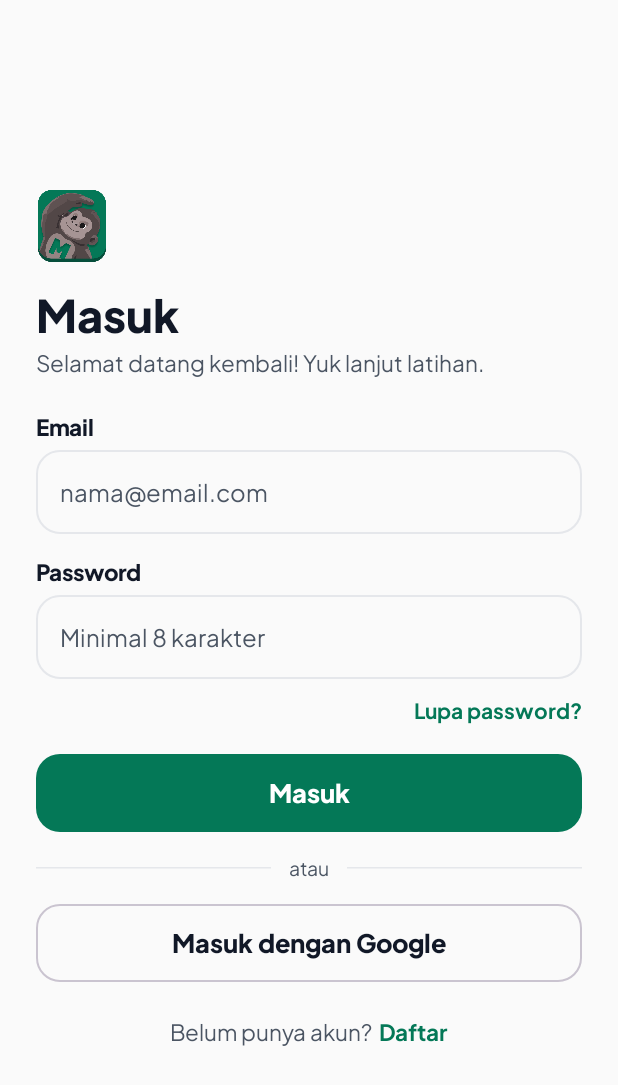
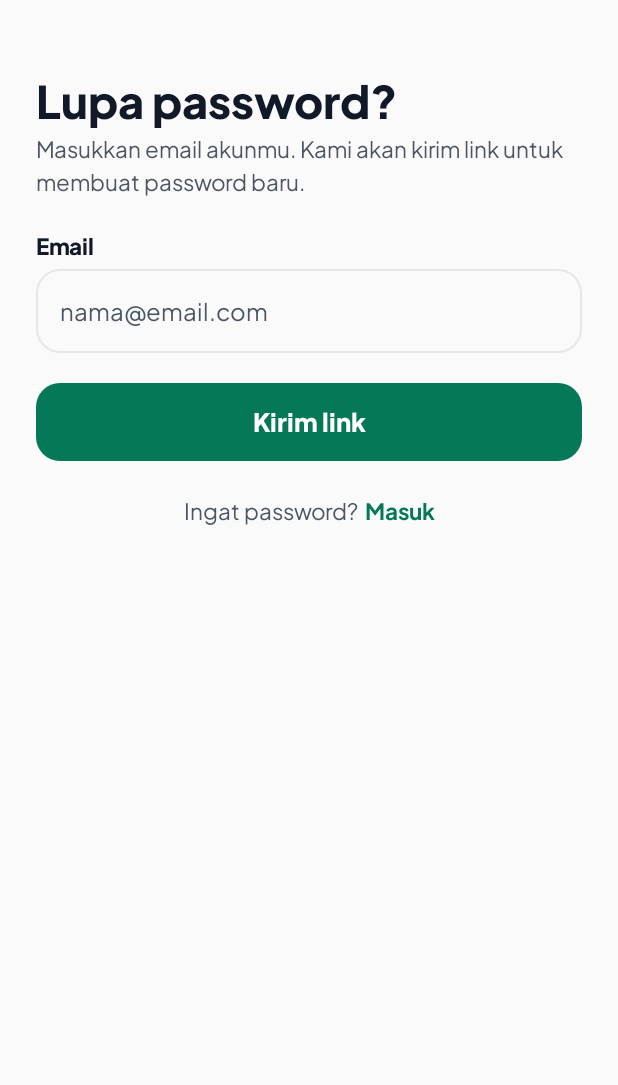
Before and after one commit to christiannathaniel365/MOVIT, an Android app built with Jetpack Compose: the screen it shows after launch (MainActivity), after a tap on "Lupa password?", on a phone screen of 412 x 824 dp. Shown: the top 1085 px of the screen. Run offline under Robolectric (Android 15) with nearby library versions, the phone set to English and light mode, and no system bars; our stand-ins replace Firebase (no records; nobody signed in at launch, a user with empty details on screens opened directly).

Commit message:
Tambah fitur lupa password

```diff
--- a/app/src/main/java/com/example/movit/ui/MovitApp.kt
+++ b/app/src/main/java/com/example/movit/ui/MovitApp.kt
@@ -7,11 +7,12 @@ import androidx.compose.runtime.getValue
 import androidx.compose.runtime.setValue
 import androidx.compose.runtime.saveable.rememberSaveable
 import com.example.movit.data.AuthRepository
+import com.example.movit.ui.auth.ForgotPasswordScreen
 import com.example.movit.ui.auth.LoginScreen
 import com.example.movit.ui.auth.RegisterScreen
 import com.example.movit.ui.main.MainScreen
 
-enum class AppScreen { LOGIN, REGISTER, MAIN }
+enum class AppScreen { LOGIN, REGISTER, FORGOT, MAIN }
 @Composable
 fun MovitApp() {
     val authRepo = remember { AuthRepository() }
@@ -25,6 +26,7 @@ fun MovitApp() {
         AppScreen.LOGIN -> LoginScreen(
             onLoggedIn = { screen = AppScreen.MAIN },
             onRegisterClick = { screen = AppScreen.REGISTER },
+            onForgotClick = {screen = AppScreen.FORGOT}
         )
         AppScreen.REGISTER -> RegisterScreen(
             onRegistered = { screen = AppScreen.MAIN },
@@ -36,6 +38,10 @@ fun MovitApp() {
                 screen = AppScreen.LOGIN
             },
         )
+
+        AppScreen.FORGOT -> ForgotPasswordScreen(
+            onBackClick = { screen = AppScreen.LOGIN }
+        )
     }
 
 
--- a/app/src/main/java/com/example/movit/ui/auth/AuthScreen.kt
+++ b/app/src/main/java/com/example/movit/ui/auth/AuthScreen.kt
@@ -41,6 +41,7 @@ fun RegisterScreen(
 fun LoginScreen(
     onLoggedIn: () -> Unit,
     onRegisterClick: () -> Unit,
+    onForgotClick: () -> Unit,
     viewModel: AuthViewModel = viewModel(),
 ) {
     // Baca papan skor dari ViewModel
@@ -64,6 +65,31 @@ fun LoginScreen(
             viewModel.resetState()   // bersihkan error sebelum pindah
             onRegisterClick()
         },
+        onForgotClick = {
+            viewModel.resetState()
+            onForgotClick()
+        }
     )
 
 }
+
+@Composable
+fun ForgotPasswordScreen(
+    onBackClick: () -> Unit,
+    viewModel: AuthViewModel = viewModel(),
+) {
+    val state by viewModel.uiState.collectAsState()
+
+    ForgotPasswordPage(
+        isLoading = state.isLoading,
+        errorMessage = state.errorMessage,
+        isSent = state.isSuccess,          // ingat: isSuccess dipakai sebagai tanda "link terkirim"
+        onSendClick = { email ->
+            viewModel.sendPasswordReset(email)
+        },
+        onBackClick = {
+            viewModel.resetState()                // reset dulu
+            onBackClick()                // baru kembali
+        },
+    )
+}
--- /dev/null
+++ b/app/src/main/java/com/example/movit/ui/auth/ForgotPasswordPage.kt
@@ -0,0 +1,177 @@
+package com.example.movit.ui.auth
+
+import androidx.compose.foundation.background
+import androidx.compose.foundation.border
+import androidx.compose.foundation.clickable
+import androidx.compose.foundation.layout.Arrangement
+import androidx.compose.foundation.layout.Column
+import androidx.compose.foundation.layout.Row
+import androidx.compose.foundation.layout.Spacer
+import androidx.compose.foundation.layout.fillMaxSize
+import androidx.compose.foundation.layout.fillMaxWidth
+import androidx.compose.foundation.layout.height
+import androidx.compose.foundation.layout.padding
+import androidx.compose.foundation.layout.size
+import androidx.compose.foundation.text.KeyboardOptions
+import androidx.compose.material3.Button
+import androidx.compose.material3.ButtonDefaults
+import androidx.compose.material3.CircularProgressIndicator
+import androidx.compose.material3.MaterialTheme
+import androidx.compose.material3.OutlinedTextField
+import androidx.compose.material3.Text
+import androidx.compose.runtime.Composable
+import androidx.compose.runtime.getValue
+import androidx.compose.runtime.mutableStateOf
+import androidx.compose.runtime.remember
+import androidx.compose.runtime.setValue
+import androidx.compose.ui.Modifier
+import androidx.compose.ui.text.font.FontWeight
+import androidx.compose.ui.text.input.KeyboardType
+import androidx.compose.ui.tooling.preview.Preview
+import androidx.compose.ui.unit.dp
+import com.example.movit.ui.theme.MovitTheme
+
+@Composable
+fun ForgotPasswordPage(
+    isLoading: Boolean = false,
+    errorMessage: String? = null,
+    isSent: Boolean = false,
+    onSendClick: (email: String) -> Unit = {},
+    onBackClick: () -> Unit = {},
+) {
+    var email by remember { mutableStateOf("") }
+    val colors = MovitTheme.colors
+
+    Column(
+        modifier = Modifier
+            .fillMaxSize()
+            .padding(horizontal = 24.dp),
+    ) {
+        Spacer(Modifier.height(48.dp))
+
+        // --- JUDUL ---
+        Text(
+            text = "Lupa password?",
+            style = MaterialTheme.typography.headlineLarge,
+            color = colors.text,
+        )
+        Spacer(Modifier.height(4.dp))
+        Text(
+            text = "Masukkan email akunmu. Kami akan kirim link untuk membuat password baru.",
+            style = MaterialTheme.typography.bodyMedium,
+            color = colors.muted,
+        )
+
+        Spacer(Modifier.height(24.dp))
+
+        if (isSent) {
+            // --- KOTAK SUKSES (menggantikan form) ---
+            Column(
+                modifier = Modifier
+                    .fillMaxWidth()
+                    .background(colors.accentSoft, MaterialTheme.shapes.medium)
+                    .border(2.dp, colors.accentBorder, MaterialTheme.shapes.medium)
+                    .padding(16.dp),
+                verticalArrangement = Arrangement.spacedBy(4.dp),
+            ) {
+                Text(
+                    text = "Cek email kamu ✉️",
+                    style = MaterialTheme.typography.titleSmall,
+                    color = colors.accent,
+                )
+                Text(
+                    text = "Kalau email ini terdaftar, link untuk membuat password baru sudah dikirim. Cek juga folder Spam.",
+                    style = MaterialTheme.typography.bodySmall,
+                    color = colors.text,
+                )
+            }
+        } else {
+            // --- FORM EMAIL ---
+            Text(
+                text = "Email",
+                style = MaterialTheme.typography.titleSmall,
+                color = colors.text,
+                modifier = Modifier.padding(bottom = 6.dp),
+            )
+            OutlinedTextField(
+                value = email,
+                onValueChange = { email = it },
+                placeholder = { Text("nama@email.com") },
+                singleLine = true,
+                keyboardOptions = KeyboardOptions(keyboardType = KeyboardType.Email),
+                shape = MaterialTheme.shapes.medium,
+                modifier = Modifier.fillMaxWidth(),
+            )
+
+            Spacer(Modifier.height(20.dp))
+
+            if (errorMessage != null) {
+                Text(
+                    text = errorMessage,
+                    style = MaterialTheme.typography.bodySmall,
+                    color = MaterialTheme.colorScheme.error,
+                )
+                Spacer(Modifier.height(12.dp))
+            }
+
+            Button(
+                onClick = { onSendClick(email) },
+                enabled = !isLoading,
+                shape = MaterialTheme.shapes.medium,
+                colors = ButtonDefaults.buttonColors(
+                    containerColor = MaterialTheme.colorScheme.primary,
+                    contentColor = MaterialTheme.colorScheme.onPrimary,
+                    disabledContainerColor = MaterialTheme.colorScheme.primary,
+                    disabledContentColor = MaterialTheme.colorScheme.onPrimary,
+                ),
+                modifier = Modifier
+                    .fillMaxWidth()
+                    .height(52.dp),
+            ) {
+                if (isLoading) {
+                    CircularProgressIndicator(
+                        modifier = Modifier.size(22.dp),
+                        color = MaterialTheme.colorScheme.onPrimary,
+                        strokeWidth = 2.5.dp,
+                    )
+                } else {
+                    Text("Kirim link", style = MaterialTheme.typography.titleMedium)
+                }
+            }
+        }
+
+        Spacer(Modifier.height(24.dp))
+
+        // --- "Ingat password? Masuk" ---
+        Row(
+            horizontalArrangement = Arrangement.Center,
+            modifier = Modifier.fillMaxWidth(),
+        ) {
+            Text(
+                text = "Ingat password?",
+                style = MaterialTheme.typography.bodyMedium,
+                color = colors.muted,
+            )
+            Spacer(Modifier.size(4.dp))
+            Text(
+                text = "Masuk",
+                style = MaterialTheme.typography.bodyMedium,
+                color = colors.accent,
+                fontWeight = FontWeight.Bold,
+                modifier = Modifier.clickable { onBackClick() },
+            )
+        }
+    }
+}
+
+@Preview(showBackground = true)
+@Composable
+private fun ForgotPasswordFormPreview() {
+    MovitTheme { ForgotPasswordPage() }
+}
+
+@Preview(showBackground = true)
+@Composable
+private fun ForgotPasswordSentPreview() {
+    MovitTheme { ForgotPasswordPage(isSent = true) }
+}
```
Also changed, not shown: app/src/main/java/com/example/movit/ui/auth/AuthViewModel.kt (+18 -0 lines).
